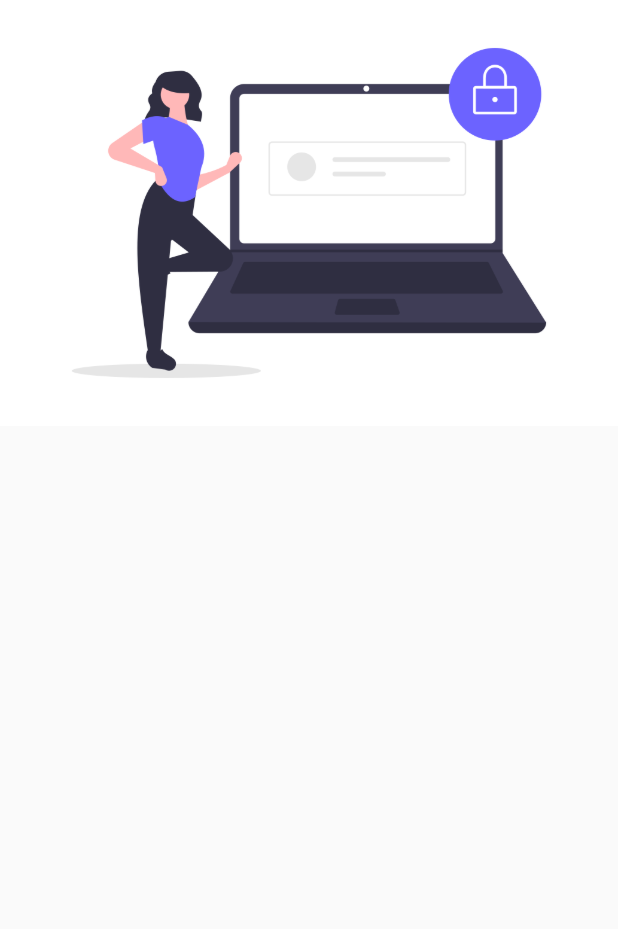
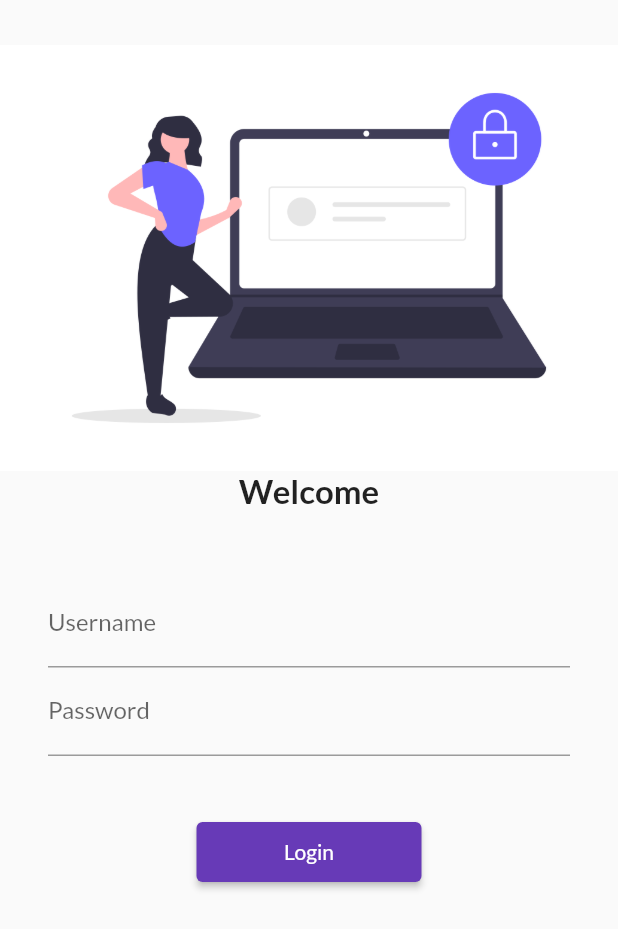
Before and after one commit to rajkhowa/flutter_catalog, a Flutter app: the screen it shows after launch, on a phone screen of 412 x 824 dp. Shown: the top 929 px of the screen. Run offline on Flutter 3.47's test engine with Material 2 defaults, Android fonts, the phone set to English and light mode, and no system bars; our stand-ins replace google_fonts.

Commit message:
day2 completed

```diff
--- a/lib/main.dart
+++ b/lib/main.dart
@@ -1,6 +1,8 @@
 import 'package:flutter/material.dart';
 import 'package:flutter_catalog/pages/home_page.dart';
 import 'package:flutter_catalog/pages/login_page.dart';
+import 'package:flutter_catalog/utils/routes.dart';
+import 'package:google_fonts/google_fonts.dart';
 
 void main() {
   runApp(const MyApp());
@@ -11,11 +13,15 @@ class MyApp extends StatelessWidget {
 
   @override
   Widget build(BuildContext context) {
-    int days = 30;
     return MaterialApp(
+      themeMode: ThemeMode.light,
+      theme: ThemeData(
+          primarySwatch: Colors.deepPurple,
+          fontFamily: GoogleFonts.lato().fontFamily),
       routes: {
-        "/": (context) => LoginPage(),
-        "/home": (context) => HomePage(),
+        "/": (context) => const LoginPage(),
+        MyRoutes.loginRoute: (context) => const LoginPage(),
+        MyRoutes.homeRoute: (context) => const HomePage(),
       },
     );
   }
--- a/lib/pages/home_page.dart
+++ b/lib/pages/home_page.dart
@@ -8,14 +8,12 @@ class HomePage extends StatelessWidget {
     int days = 30;
     return Scaffold(
       appBar: AppBar(
-        title: Text("Catalog App"),
+        title: const Text("Catalog App"),
       ),
       body: Center(
-        child: Container(
-          child: Text("Welcome to $days days of Codepur"),
-        ),
+        child: Text("Welcome to $days days of Codepur"),
       ),
-      drawer: Drawer(),
+      drawer: const Drawer(),
     );
   }
 }
--- a/lib/pages/login_page.dart
+++ b/lib/pages/login_page.dart
@@ -1,6 +1,5 @@
 import 'package:flutter/material.dart';
-import 'package:flutter/src/foundation/key.dart';
-import 'package:flutter/src/widgets/framework.dart';
+import 'package:flutter_catalog/utils/routes.dart';
 
 class LoginPage extends StatelessWidget {
   const LoginPage({Key? key}) : super(key: key);
@@ -10,10 +9,40 @@ class LoginPage extends StatelessWidget {
     return Material(
       child: Column(
         children: [
+          const SizedBox(height: 30),
           Image.asset(
             "assets/images/login_image.png",
             fit: BoxFit.cover,
           ),
+          Text(
+            "Welcome",
+            style: TextStyle(fontSize: 22, fontWeight: FontWeight.bold),
+          ),
+          const SizedBox(height: 30),
+          Padding(
+            padding: const EdgeInsets.symmetric(horizontal: 32, vertical: 16),
+            child: Column(
+              children: [
+                TextFormField(
+                  decoration: InputDecoration(
+                      hintText: "Enter Username", labelText: "Username"),
+                ),
+                TextFormField(
+                  obscureText: true,
+                  decoration: InputDecoration(
+                      hintText: "Enter Password", labelText: "Password"),
+                ),
+                const SizedBox(height: 40),
+                ElevatedButton(
+                  onPressed: () {
+                    Navigator.pushNamed(context, MyRoutes.homeRoute);
+                  },
+                  child: Text("Login"),
+                  style: TextButton.styleFrom(minimumSize: Size(150, 40)),
+                )
+              ],
+            ),
+          )
         ],
       ),
     );
--- /dev/null
+++ b/lib/utils/routes.dart
@@ -0,0 +1,4 @@
+class MyRoutes {
+  static String loginRoute = "/login";
+  static String homeRoute = "/home";
+}
--- a/pubspec.yaml
+++ b/pubspec.yaml
@@ -34,6 +34,7 @@ dependencies:
   # The following adds the Cupertino Icons font to your application.
   # Use with the CupertinoIcons class for iOS style icons.
   cupertino_icons: ^1.0.2
+  google_fonts: ^1.1.2
 
 dev_dependencies:
   flutter_test:
```
Also changed, not shown: pubspec.lock, 2 other files.
